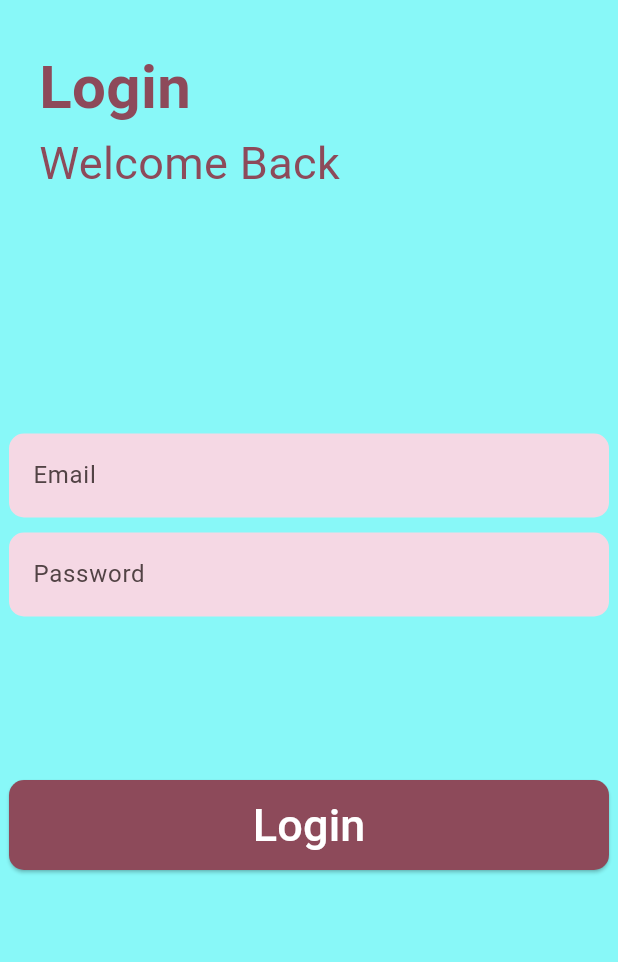
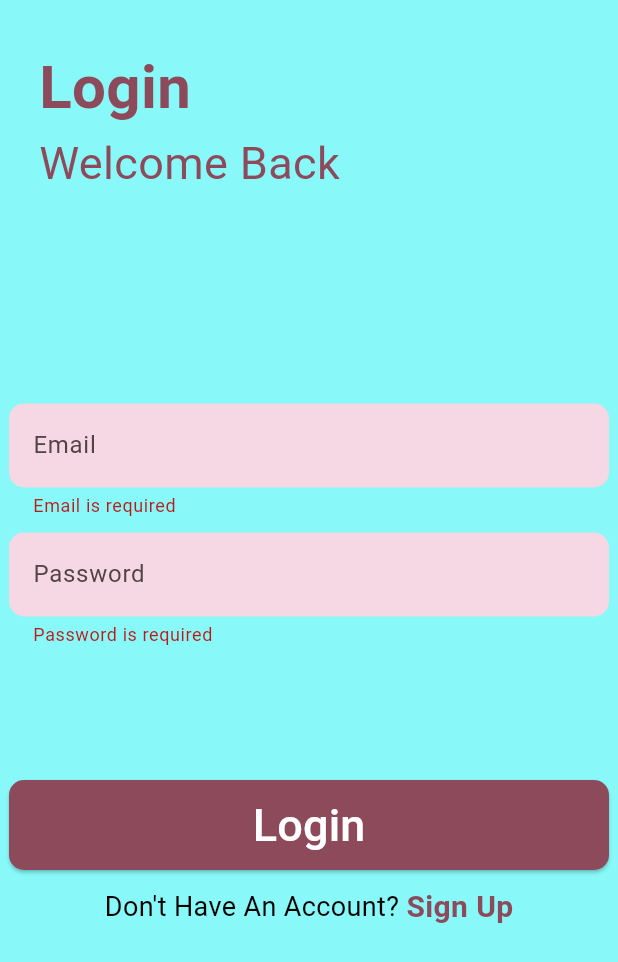
Before and after one commit to ArushGarg/Delivery-App, a Flutter app: the screen it shows after launch, after a tap on "Login", on a phone screen of 412 x 824 dp. Shown: the top 962 px of the screen. Run offline on Flutter 3.47's test engine with Material 3 defaults, Android fonts, the phone set to English and light mode, and no system bars.

Commit message:
Fixed the errors of the login page and added the sign up page

```diff
--- a/lib/screens/login.dart
+++ b/lib/screens/login.dart
@@ -1,11 +1,44 @@
 import 'package:flutter/material.dart';
+import 'signup.dart';
 
 class Login extends StatelessWidget {
+  final TextEditingController email = TextEditingController();
+  final TextEditingController password = TextEditingController();
+  final GlobalKey<FormState> formKey = GlobalKey<FormState>();
+
+  String? validateEmail(String? value) {
+    const pattern =
+        r"^[a-zA-Z0-9.a-zA-Z0-9.!#$%&'*+/=?^_`{|}~-]+@[a-zA-Z0-9]+\.[a-zA-Z]+";
+    final regex = RegExp(pattern);
+    return value == null || value.isEmpty
+        ? 'Email is required'
+        : !regex.hasMatch(value)
+        ? 'Enter a valid email address'
+        : null;
+  }
+
+  void validation(BuildContext context) {
+    if (formKey.currentState!.validate()) {
+      if (password.text.length < 8) {
+        ScaffoldMessenger.of(context).showSnackBar(
+          SnackBar(content: Text("Password is too short")),
+        );
+      } else {
+        ScaffoldMessenger.of(context).showSnackBar(
+          SnackBar(content: Text("Login successful")),
+        );
+      }
+    }
+  }
+
   @override
   Widget build(BuildContext context) {
     return Scaffold(
+      resizeToAvoidBottomInset: false,
       backgroundColor: Color(0xff88f8f8),
       body: SafeArea(
+        child: Form(
+          key: formKey,
           child: Column(
             children: [
               Container(
@@ -41,6 +74,8 @@ class Login extends StatelessWidget {
                     mainAxisAlignment: MainAxisAlignment.center,
                     children: [
                       TextFormField(
+                        controller: email,
+                        validator: validateEmail,
                         decoration: InputDecoration(
                           fillColor: Color(0xfff5d8e4),
                           filled: true,
@@ -53,7 +88,11 @@ class Login extends StatelessWidget {
                       ),
                       SizedBox(height: 10),
                       TextFormField(
+                        controller: password,
                         obscureText: true,
+                        validator: (value) => value == null || value.isEmpty
+                            ? 'Password is required'
+                            : null,
                         decoration: InputDecoration(
                           fillColor: Color(0xfff5d8e4),
                           filled: true,
@@ -73,7 +112,9 @@ class Login extends StatelessWidget {
                 height: 60,
                 width: 400,
                 child: ElevatedButton(
-                onPressed: () {},
+                  onPressed: () {
+                    validation(context);
+                  },
                   style: ElevatedButton.styleFrom(
                     backgroundColor: Theme.of(context).primaryColor,
                     shape: RoundedRectangleBorder(
@@ -86,7 +127,34 @@ class Login extends StatelessWidget {
                   ),
                 ),
               ),
+              SizedBox(height: 10),
+              Row(
+                mainAxisAlignment: MainAxisAlignment.center,
+                children: [
+                  Text(
+                    "Don't Have An Account? ",
+                    style: TextStyle(color: Colors.black, fontSize: 18),
+                  ),
+                  GestureDetector(
+                    onTap: () {
+                      Navigator.push(
+                        context,
+                        MaterialPageRoute(builder: (context) => SignUp()),
+                      );
+                    },
+                    child: Text(
+                      "Sign Up",
+                      style: TextStyle(
+                        fontSize: 20,
+                        color: Theme.of(context).primaryColor,
+                        fontWeight: FontWeight.bold,
+                      ),
+                    ),
+                  ),
                 ],
+              ),
+            ],
+          ),
         ),
       ),
     );
--- /dev/null
+++ b/lib/screens/signup.dart
@@ -0,0 +1,18 @@
+import 'package:flutter/material.dart';
+
+class SignUp extends StatelessWidget {
+  @override
+  Widget build(BuildContext context) {
+    return Scaffold(
+      appBar: AppBar(
+        title: Text("Sign Up"),
+      ),
+      body: Center(
+        child: Text(
+          "Sign Up Screen",
+          style: TextStyle(fontSize: 24),
+        ),
+      ),
+    );
+  }
+}
```
Lines whose indentation alone changed are shown as unchanged.
